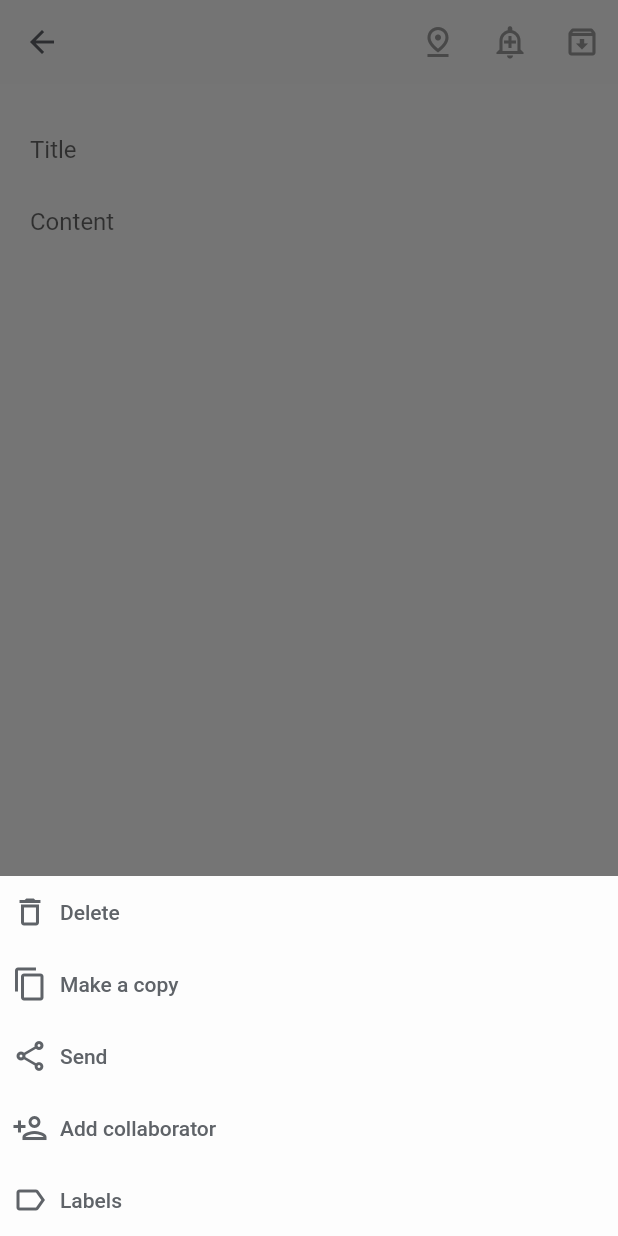
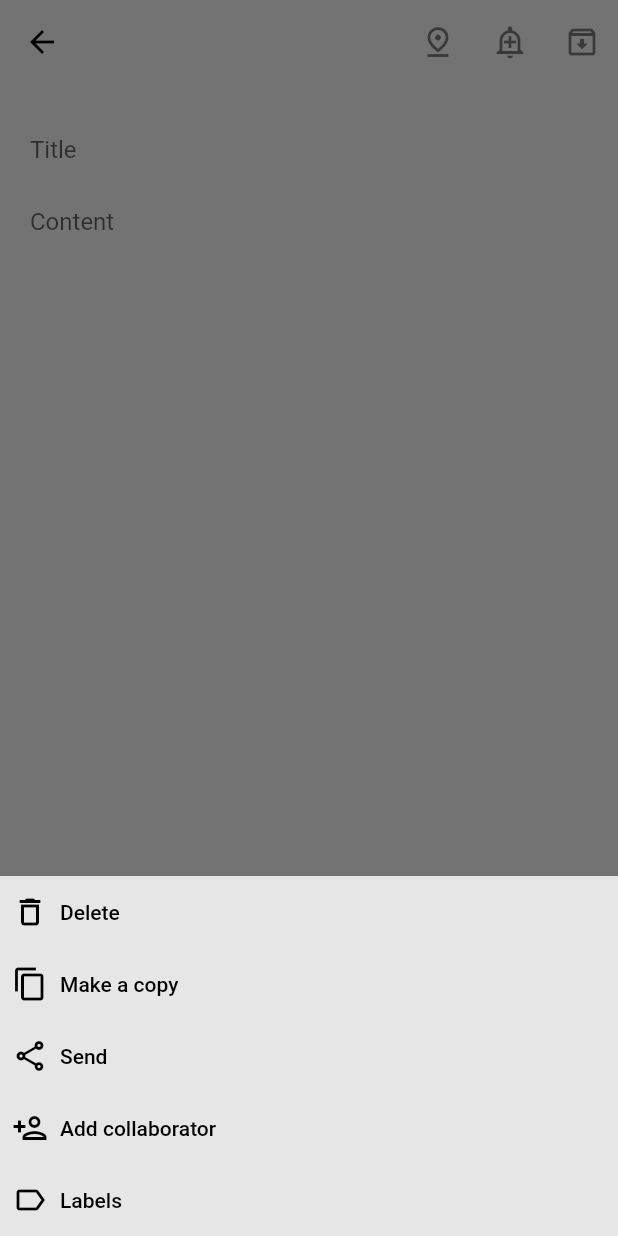
Before and after one commit to EduardMih/google_keep_clone, a Flutter app: the EditNoteView screen opened directly, item 3 of the bottom bar chosen, on a phone screen of 412 x 824 dp. Run offline on Flutter 3.47's test engine with Material 2 defaults, Android fonts, the phone set to English and light mode, and no system bars; our stand-ins replace hive, hive_flutter; accounts and stored records are empty.

Commit message:
color and theme improvments

```diff
--- a/lib/main.dart
+++ b/lib/main.dart
@@ -7,6 +7,7 @@ import 'package:hive_flutter/hive_flutter.dart';
 import 'screens/all_notes/all_notes.dart';
 
 ThemeManager _themeManager = ThemeManager();
+//Styles styles = Styles();
 
 void main() async {
   await Hive.initFlutter();
@@ -41,11 +42,12 @@ class _MyAppState extends State<MyApp> {
 
   @override
   Widget build(BuildContext context) {
+    Styles styles = Styles();
 
     return MaterialApp(
       home: AllNotesView(themeManager: _themeManager),
-      theme: Styles.lightTheme,
-      darkTheme: Styles.darkTheme,
+      theme: styles.lightTheme,
+      darkTheme: styles.darkTheme,
       themeMode: _themeManager.themeMode
     );
 
--- a/lib/screens/all_notes/all_notes.dart
+++ b/lib/screens/all_notes/all_notes.dart
@@ -38,7 +38,7 @@ class _AllNotesViewState extends State<AllNotesView> {
         floatingActionButton: getFloatingActionButton(context),
         floatingActionButtonLocation: FloatingActionButtonLocation.endDocked,
         bottomNavigationBar: getBottomAppBar(context),
-        backgroundColor: Theme.of(context).colorScheme.background,
+        //backgroundColor: Theme.of(context).colorScheme.background,
         );
   }
 
--- a/lib/screens/all_notes/components/bottom_appBar_builder.dart
+++ b/lib/screens/all_notes/components/bottom_appBar_builder.dart
@@ -4,7 +4,7 @@ BottomAppBar getBottomAppBar(BuildContext context)
   {
 
     return BottomAppBar(
-          color: Theme.of(context).colorScheme.primary,
+          //color: Theme.of(context).colorScheme.primary,
           elevation: 0.2,
           shape: const CircularNotchedRectangle(),
           notchMargin: 5,
--- a/lib/screens/all_notes/components/floating_action_button_builder.dart
+++ b/lib/screens/all_notes/components/floating_action_button_builder.dart
@@ -11,11 +11,6 @@ FloatingActionButton getFloatingActionButton(BuildContext context)
               context,
               MaterialPageRoute(builder: (context) => EditNoteView()));
           },
-          backgroundColor: Theme.of(context).colorScheme.primary,
-          splashColor: Theme.of(context).colorScheme.primary,
-          focusColor: Theme.of(context).colorScheme.primary,
-          foregroundColor: Theme.of(context).colorScheme.primary,
-          hoverColor: Theme.of(context).colorScheme.primary,
     );
 
   }
--- a/lib/screens/all_notes/components/grid_view.dart
+++ b/lib/screens/all_notes/components/grid_view.dart
@@ -30,7 +30,7 @@ class _CardGridState extends State<CardGrid> {
 
           return Card(
             elevation: 0,
-            color: Theme.of(context).colorScheme.primary,
+            //color: Theme.of(context).colorScheme.primary,
             shape: RoundedRectangleBorder(
               borderRadius: BorderRadius.circular(10),
               side: BorderSide(
--- a/lib/screens/all_notes/components/list_view.dart
+++ b/lib/screens/all_notes/components/list_view.dart
@@ -26,7 +26,7 @@ class _CardListState extends State<CardList> {
           return Card(
 
             elevation: 0,
-            color: Theme.of(context).colorScheme.primary,
+            //color: Theme.of(context).colorScheme.primary,
             shape: RoundedRectangleBorder(
               borderRadius: BorderRadius.circular(10),
               side: BorderSide(
--- a/lib/screens/all_notes/components/top_app_bar.dart
+++ b/lib/screens/all_notes/components/top_app_bar.dart
@@ -23,12 +23,13 @@ class _TopAppBarState extends State<TopAppBar> {
   Widget build(BuildContext context) {
 
     return Center(
+
         child: Container(
     //padding: const EdgeInsets.symmetric(horizontal: 20.0, vertical: 2.0),
     margin: const EdgeInsets.all(30),
     decoration: BoxDecoration(
       borderRadius: BorderRadius.circular(25),
-      border: Border.all(color: Theme.of(context).colorScheme.onPrimary),
+      border: Border.all(color: Theme.of(context).colorScheme.onPrimary.withOpacity(0.75)),
       color: Theme.of(context).colorScheme.primary
 
     ),
--- a/lib/screens/edit_note/components/app_bar.dart
+++ b/lib/screens/edit_note/components/app_bar.dart
@@ -4,20 +4,20 @@ AppBar getAppBar(BuildContext context)
   {
 
     return AppBar(
-      backgroundColor: Theme.of(context).colorScheme.primary,
-      foregroundColor: Theme.of(context).colorScheme.secondary,
+      backgroundColor: Colors.transparent,
+      //foregroundColor: Theme.of(context).colorScheme.secondary,
       leading: BackButton(color: Theme.of(context).colorScheme.onPrimary),
       elevation: 0.0,
       actions: [
         IconButton(
           onPressed: () => {},
-          icon: const Icon(Icons.pin_drop_outlined)),
+          icon: Icon(Icons.pin_drop_outlined, color: Theme.of(context).colorScheme.onPrimary.withOpacity(0.50))),
         IconButton(
           onPressed: () => {},
-          icon: const Icon(Icons.add_alert_outlined)),
+          icon: Icon(Icons.add_alert_outlined, color: Theme.of(context).colorScheme.onPrimary.withOpacity(0.50))),
         IconButton(
           onPressed: () => {},
-          icon: const Icon(Icons.archive_outlined))
+          icon: Icon(Icons.archive_outlined, color: Theme.of(context).colorScheme.onPrimary.withOpacity(0.50)))
       ],
     );
 
--- a/lib/screens/edit_note/components/body.dart
+++ b/lib/screens/edit_note/components/body.dart
@@ -15,7 +15,7 @@ class _BodyComponentState extends State<BodyComponent> {
   Widget build(BuildContext context) {
 
     return Container(
-      color: Theme.of(context).colorScheme.background,
+      //color: Theme.of(context).colorScheme.background,
       padding: const EdgeInsets.all(20),
       child: Column(
         crossAxisAlignment: CrossAxisAlignment.start,
--- a/lib/screens/edit_note/components/bottom_navigation_bar.dart
+++ b/lib/screens/edit_note/components/bottom_navigation_bar.dart
@@ -5,7 +5,7 @@ BottomAppBar getBottomNavigationBar(BuildContext context, String message, Functi
 
     return BottomAppBar(
       elevation: 0.0,
-      color: Theme.of(context).colorScheme.primary,
+      color: Colors.transparent,
       child: Row(
         mainAxisAlignment: MainAxisAlignment.spaceBetween,
         children: <Widget>[
--- a/lib/styles/styles.dart
+++ b/lib/styles/styles.dart
@@ -1,29 +1,41 @@
 import 'package:flutter/material.dart';
 
-const color = Color(0xFF5F6368);
+const color = Color.fromARGB(20, 0, 0, 0);
 
 class Styles
 {
-  static ThemeData lightTheme = ThemeData(
+  ThemeData lightTheme = ThemeData(
     colorScheme: const ColorScheme(
           brightness: Brightness.light,
-          primary: Colors.white60,
-          onPrimary: color,
+          primary: color,
+          onPrimary: Colors.black,
+
           secondary: Colors.grey,
           onSecondary: Colors.grey,
+
           background: Colors.white,
           onBackground: Colors.grey,
           surface: Colors.grey,
           onSurface: Colors.grey,
           error: Colors.grey,
           onError: Colors.grey,
-      )
+      ),
+
+    bottomAppBarColor: color,
+    cardColor: Colors.transparent,
+
+    floatingActionButtonTheme: const FloatingActionButtonThemeData(
+      splashColor: Colors.transparent,
+      backgroundColor: color
+    ),
+
+
   );
 
-  static ThemeData darkTheme = ThemeData(
+  ThemeData darkTheme = ThemeData(
     colorScheme: const ColorScheme(
       brightness: Brightness.dark,
-      primary: Colors.black,
+      primary: Color.fromARGB(40, 255, 255, 255),
       onPrimary: Colors.white,
 
       secondary: Colors.black12,
@@ -37,7 +49,17 @@ class Styles
 
       surface: Colors.black,
       onSurface: Colors.white
-      )
+      ),
+
+    bottomAppBarColor: const Color.fromARGB(40, 255, 255, 255),
+    cardColor: const Color.fromARGB(0, 255, 255, 255),
+
+    scaffoldBackgroundColor: const Color.fromARGB(30, 255, 255, 255),
+
+    floatingActionButtonTheme: const FloatingActionButtonThemeData(
+      splashColor: Colors.transparent,
+      backgroundColor: Color.fromARGB(40, 255, 255, 255)
+    ),
   );
 
 }
```
